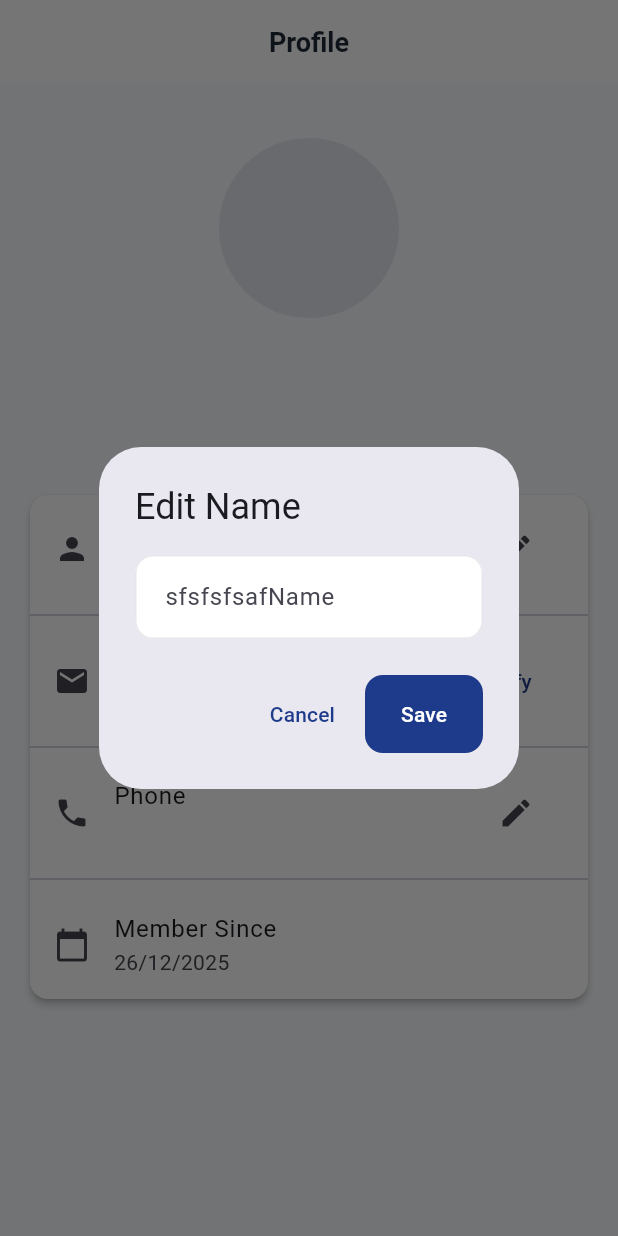
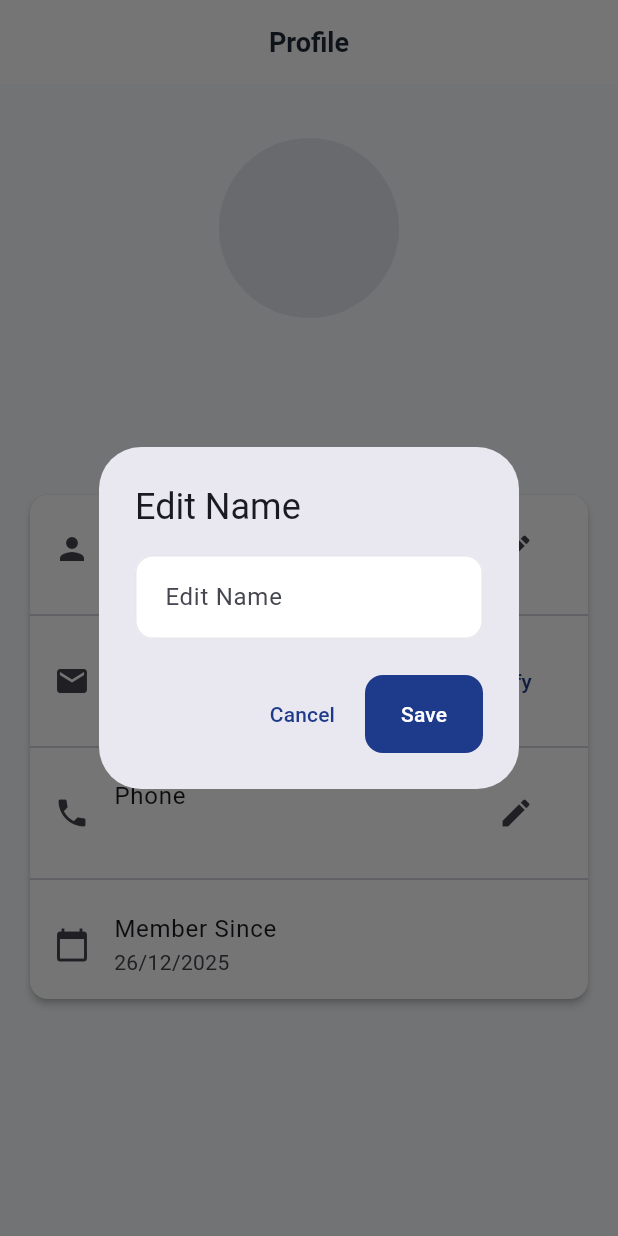
Before and after one commit to ahmedteli9909/Test_for_git, a Flutter app: the ProfileScreen screen opened by its route, after a tap on the "edit" icon, on a phone screen of 412 x 824 dp. Run offline on Flutter 3.47's test engine with Material 3 defaults, Android fonts, the phone set to English and light mode, and no system bars; our stand-ins replace dio, go_router, shared_preferences; accounts and stored records are empty; network calls fail.

Commit message:
Third commiy

```diff
--- a/lib/screens/profile/profile_screen.dart
+++ b/lib/screens/profile/profile_screen.dart
@@ -168,7 +168,7 @@ class ProfileScreen extends StatelessWidget {
         content: TextField(
           controller: controller,
           decoration: InputDecoration(
-            labelText: title.replaceAll('Edit ', 'sfsfsfsaf'),
+            labelText: title.replaceAll('Edixzxzxzxt ', 'sfsfsfsaf'),
           ),
         ),
         actions: [
```
